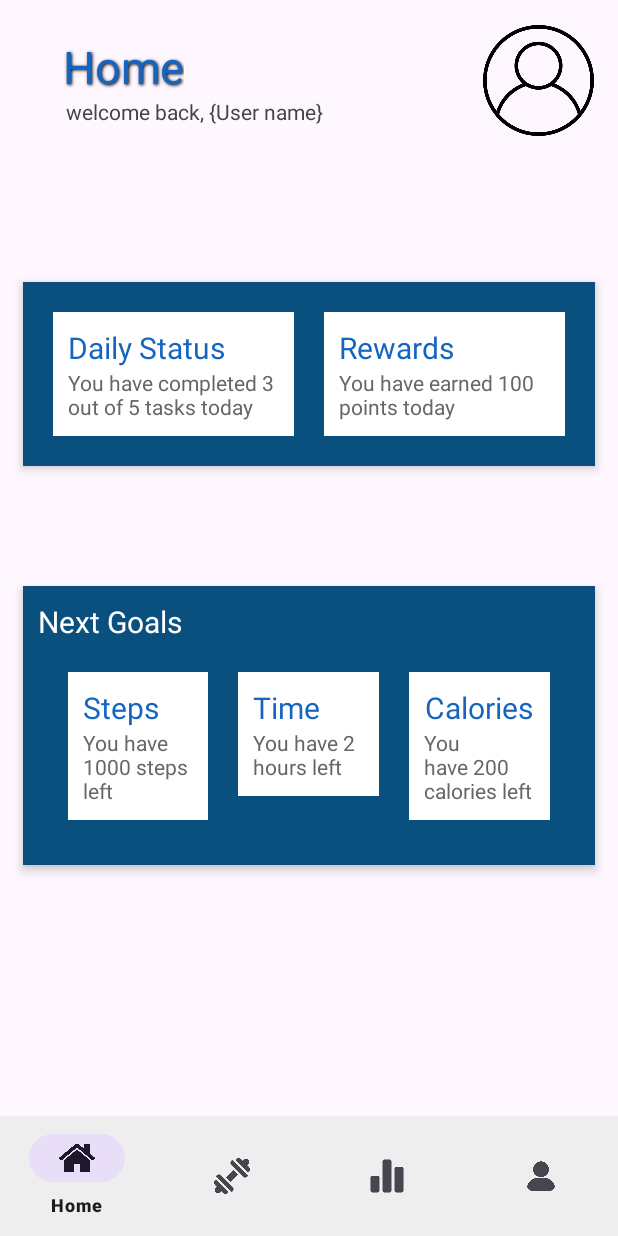
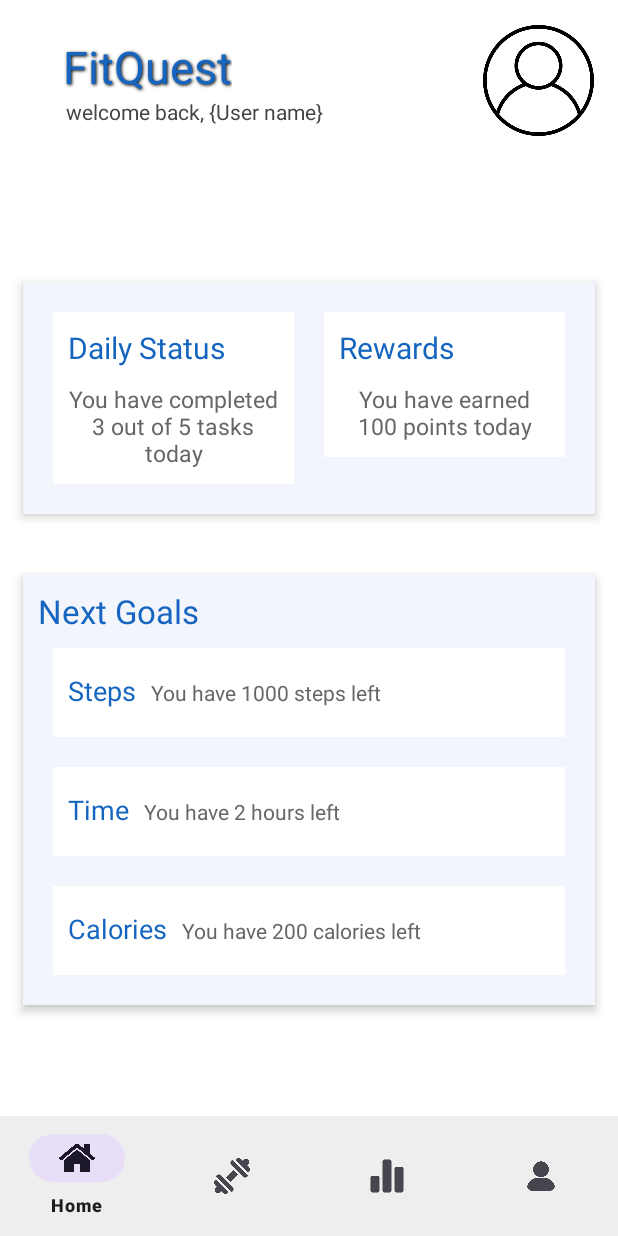
Before and after one commit to asselgh/FitQuest, an Android app: the HomeActivity screen opened directly, with no data from a screen before it, on a phone screen of 412 x 824 dp. Run offline under Robolectric (Android 15) with nearby library versions, the phone set to English and light mode, and no system bars.

Commit message:
Home page design modified >> design completed

```diff
--- a/app/src/main/res/layout/activity_home.xml
+++ b/app/src/main/res/layout/activity_home.xml
@@ -4,7 +4,7 @@
     xmlns:tools="http://schemas.android.com/tools"
     android:layout_width="match_parent"
     android:layout_height="match_parent"
-
+    android:background="#fff"
     android:orientation="vertical"
     tools:context=".HomeActivity">
 
@@ -29,7 +29,7 @@
                 android:shadowDx="1"
                 android:shadowDy="1"
                 android:shadowRadius="2"
-                android:text="Home"
+                android:text="FitQuest"
                 android:textColor="#1565C0"
                 android:textSize="30sp" />
 
@@ -56,22 +56,22 @@
     <LinearLayout
         android:layout_width="match_parent"
         android:layout_height="wrap_content"
-        android:background="#09507f"
+        android:layout_marginLeft="15dp"
+        android:layout_marginTop="80dp"
+        android:layout_marginRight="15dp"
+        android:background="@color/background"
         android:elevation="4dp"
         android:orientation="horizontal"
-        android:layout_marginTop="80dp"
-        android:layout_marginLeft="15dp"
-        android:layout_marginRight="15dp"
         android:padding="10dp">
 
         <!-- Daily Status -->
         <LinearLayout
             android:layout_width="0dp"
             android:layout_height="wrap_content"
+            android:layout_margin="10dp"
             android:layout_weight="1"
+            android:background="#fff"
             android:orientation="vertical"
-            android:background="#fff"
-            android:layout_margin="10dp"
             android:padding="10dp">
 
             <TextView
@@ -84,19 +84,21 @@
             <TextView
                 android:layout_width="wrap_content"
                 android:layout_height="wrap_content"
+                android:layout_marginTop="10dp"
+                android:textAlignment="center"
                 android:text="You have completed 3 out of 5 tasks today"
                 android:textColor="#666"
-                android:textSize="14sp" />
+                android:textSize="15dp" />
         </LinearLayout>
 
         <!-- Rewards -->
         <LinearLayout
             android:layout_width="0dp"
             android:layout_height="wrap_content"
+            android:layout_margin="10dp"
             android:layout_weight="1"
+            android:background="#fff"
             android:orientation="vertical"
-            android:background="#fff"
-            android:layout_margin="10dp"
             android:padding="10dp">
 
             <TextView
@@ -109,117 +111,104 @@
             <TextView
                 android:layout_width="wrap_content"
                 android:layout_height="wrap_content"
+                android:layout_marginTop="10dp"
                 android:text="You have earned 100 points today"
+                android:textAlignment="center"
                 android:textColor="#666"
-                android:textSize="14sp" />
+                android:textSize="15sp" />
         </LinearLayout>
     </LinearLayout>
 
-    <!-- Next Goals Dashboard -->
     <LinearLayout
         android:layout_width="match_parent"
         android:layout_height="wrap_content"
-        android:background="#09507f"
+        android:layout_marginLeft="15dp"
+        android:layout_marginTop="40dp"
+        android:layout_marginRight="15dp"
+        android:background="@color/background"
         android:elevation="4dp"
         android:orientation="vertical"
-        android:layout_marginLeft="15dp"
-        android:layout_marginRight="15dp"
-        android:padding="10dp"
-        android:layout_marginTop="80dp"
-        >
+        android:padding="10dp">
 
         <TextView
             android:layout_width="wrap_content"
             android:layout_height="wrap_content"
             android:text="Next Goals"
-            android:textColor="#fff"
-            android:textSize="20sp" />
+            android:textColor="#1565C0"
+            android:textSize="22sp" />
 
-        <!-- Goals Details -->
+
+
+
                 <LinearLayout
                     android:layout_width="match_parent"
                     android:layout_height="wrap_content"
-            android:orientation="horizontal"
+                    android:background="#fff"
+                    android:layout_margin="10dp"
                     android:padding="10dp">
-
-            <!-- Steps -->
-            <LinearLayout
-                android:layout_width="0dp"
-                android:layout_height="wrap_content"
-                android:layout_weight="1"
-                android:orientation="vertical"
-                android:layout_margin="10dp"
-                android:background="#fff"
-                android:padding="10dp">
-
                 <TextView
                     android:layout_width="wrap_content"
                     android:layout_height="wrap_content"
                     android:text="Steps"
                     android:textColor="#1565C0"
-                    android:textSize="20sp" />
+                    android:textSize="18sp" />
 
                 <TextView
                     android:layout_width="wrap_content"
                     android:layout_height="wrap_content"
                     android:text="You have 1000 steps left"
                     android:textColor="#666"
+                    android:padding="10dp"
                     android:textSize="14sp" />
                 </LinearLayout>
-
-            <!-- Time -->
                 <LinearLayout
-                android:layout_width="0dp"
+                    android:layout_width="match_parent"
                     android:layout_height="wrap_content"
-                android:layout_weight="1"
-                android:orientation="vertical"
+                    android:background="#fff"
                     android:layout_margin="10dp"
-                android:background="#fff"
                     android:padding="10dp">
-
                 <TextView
                     android:layout_width="wrap_content"
                     android:layout_height="wrap_content"
                     android:text="Time"
                     android:textColor="#1565C0"
-                    android:textSize="20sp" />
+                    android:textSize="18sp" />
 
                 <TextView
                     android:layout_width="wrap_content"
                     android:layout_height="wrap_content"
                     android:text="You have 2 hours left"
                     android:textColor="#666"
+                    android:padding="10dp"
                     android:textSize="14sp" />
                 </LinearLayout>
 
-            <!-- Calories -->
                 <LinearLayout
-                android:layout_width="0dp"
+                    android:layout_width="match_parent"
                     android:layout_height="wrap_content"
-                android:layout_weight="1"
-                android:orientation="vertical"
+                    android:background="#fff"
                     android:layout_margin="10dp"
-                android:background="#fff"
                     android:padding="10dp">
 
                 <TextView
                     android:layout_width="wrap_content"
                     android:layout_height="wrap_content"
-                    android:layout_gravity="center"
                     android:text="Calories"
                     android:textColor="#1565C0"
-                    android:textSize="20sp" />
+                    android:textSize="18sp" />
 
                 <TextView
                     android:layout_width="wrap_content"
                     android:layout_height="wrap_content"
-                    android:layout_gravity="center"
                     android:text="You have 200 calories left"
                     android:textColor="#666"
+                    android:padding="10dp"
                     android:textSize="14sp" />
                 </LinearLayout>
             </LinearLayout>
-    </LinearLayout>
+
+
+
 
     <!-- Navigation Bar -->
     <RelativeLayout
```
Lines whose indentation alone changed are shown as unchanged.
